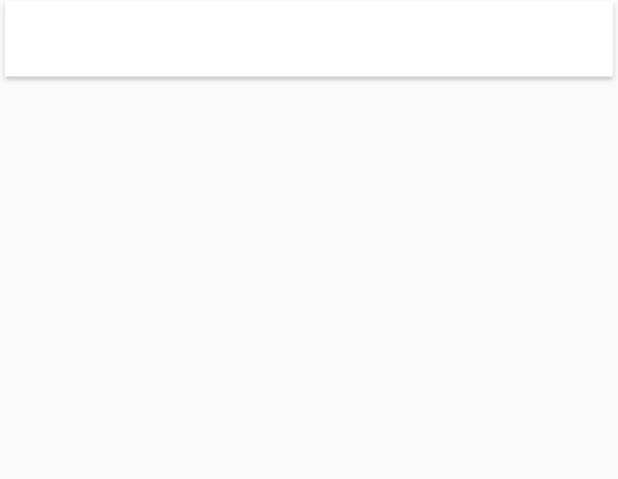
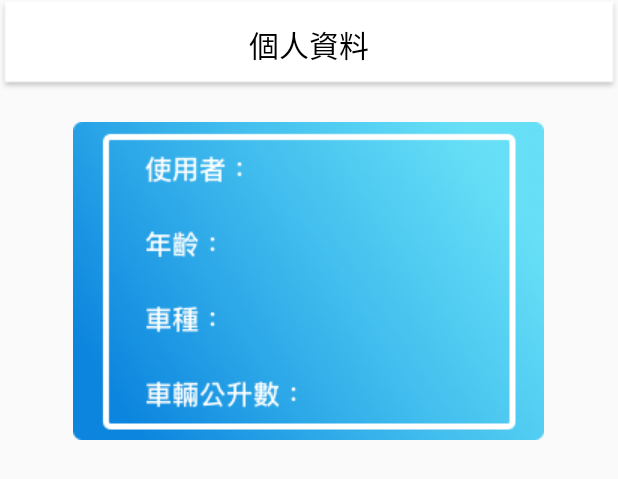
Before and after one commit to chuanshenghung/ScooterProject, an Android app: the layout activity_personal.xml on its own in the app's theme, with its tools: preview values and no code run, on a phone screen of 412 x 824 dp. Shown: the top 479 px of the screen. Run offline under Robolectric (Android 15) with nearby library versions, the phone set to English and light mode, and no system bars.

Commit message:
PersonalActivity 做一部分

```diff
--- a/ScooterProject2/app/build.gradle
+++ b/ScooterProject2/app/build.gradle
@@ -24,11 +24,11 @@ dependencies {
     implementation 'com.android.support.constraint:constraint-layout:1.0.2'
     implementation 'com.google.firebase:firebase-auth:12.0.0'
     implementation 'com.google.firebase:firebase-database:12.0.0'
-    compile 'com.google.android.gms:play-services-auth:12.0.0'
+    implementation 'com.google.android.gms:play-services-auth:12.0.0'
     testImplementation 'junit:junit:4.12'
     androidTestImplementation 'com.android.support.test:runner:1.0.0'
     androidTestImplementation 'com.android.support.test.espresso:espresso-core:3.0.1'
-    compile 'com.google.firebase:firebase-core:12.0.0'
+    implementation 'com.google.firebase:firebase-core:12.0.0'
     implementation 'com.facebook.android:facebook-login:[4,5)'
 }
 apply plugin: 'com.google.gms.google-services'
--- a/ScooterProject2/app/src/main/res/layout/activity_personal.xml
+++ b/ScooterProject2/app/src/main/res/layout/activity_personal.xml
@@ -7,10 +7,41 @@
     tools:context="com.example.gavinhung.scooterproject2.PersonalActivity">
 
     <TextView
-        android:id="@+id/textView3"
+        android:id="@+id/titletext"
         android:layout_width="match_parent"
+        android:layout_height="60dp"
+        android:gravity="center"
+        android:text="個人資料"
+        android:background="@drawable/mainactivity_actionbar"
+        android:textAlignment="center"
+        android:textColor="@android:color/black"
+        android:textSize="20sp"/>
+
+    <RelativeLayout
+        android:id="@+id/s1"
+        android:layout_width="wrap_content"
         android:layout_height="wrap_content"
-        android:layout_alignParentStart="true"
         android:layout_alignParentTop="true"
-        android:background="@drawable/mainactivity_actionbar" />
+        android:layout_centerHorizontal="true"
+        android:layout_marginTop="81dp">
+
+
+        <ImageView
+            android:id="@+id/imageView7"
+            android:layout_width="wrap_content"
+            android:layout_height="wrap_content"
+            android:layout_alignParentTop="true"
+            android:layout_centerHorizontal="true"
+            app:srcCompat="@drawable/personalactivity_topimg" />
+
+        <ImageView
+            android:id="@+id/imageView8"
+            android:layout_width="wrap_content"
+            android:layout_height="wrap_content"
+            android:layout_alignParentStart="true"
+            android:layout_alignParentTop="true"
+            android:layout_marginTop="242dp"
+            app:srcCompat="@drawable/mainactivity_mid_line" />
+
+    </RelativeLayout>
 </RelativeLayout>
--- a/ScooterProject2/build.gradle
+++ b/ScooterProject2/build.gradle
@@ -8,7 +8,7 @@ buildscript {
         mavenCentral()
     }
     dependencies {
-        classpath 'com.android.tools.build:gradle:3.1.0'
+        classpath 'com.android.tools.build:gradle:3.1.1'
         classpath 'com.google.gms:google-services:3.2.0'
 
         // NOTE: Do not place your application dependencies here; they belong
```
